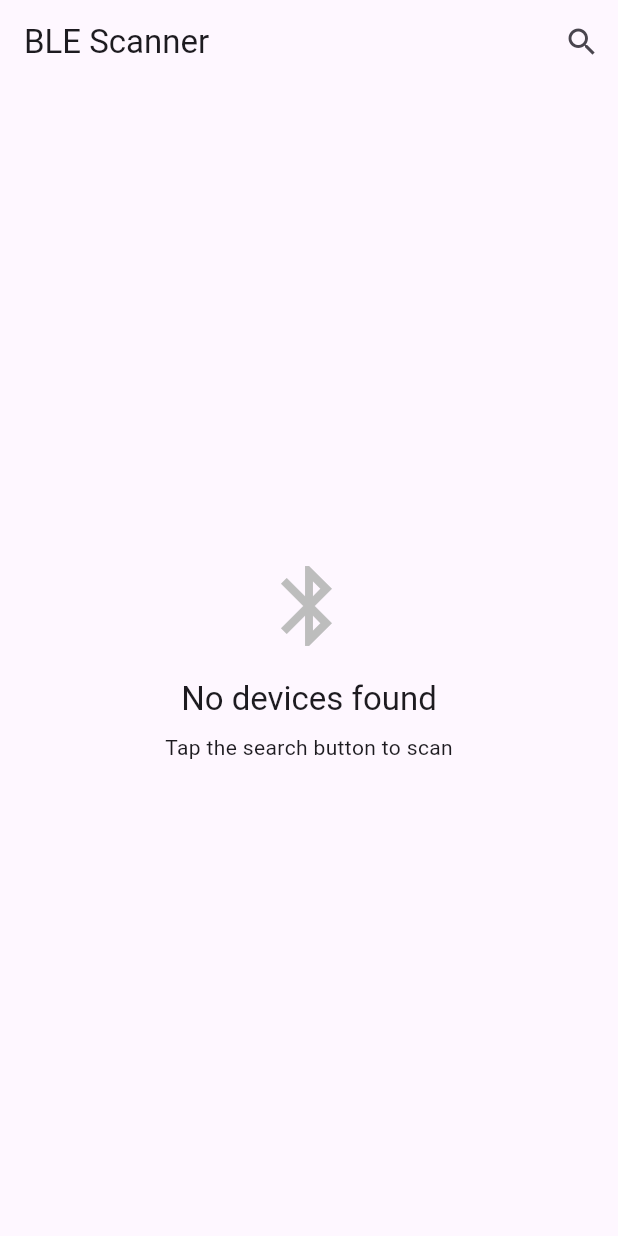
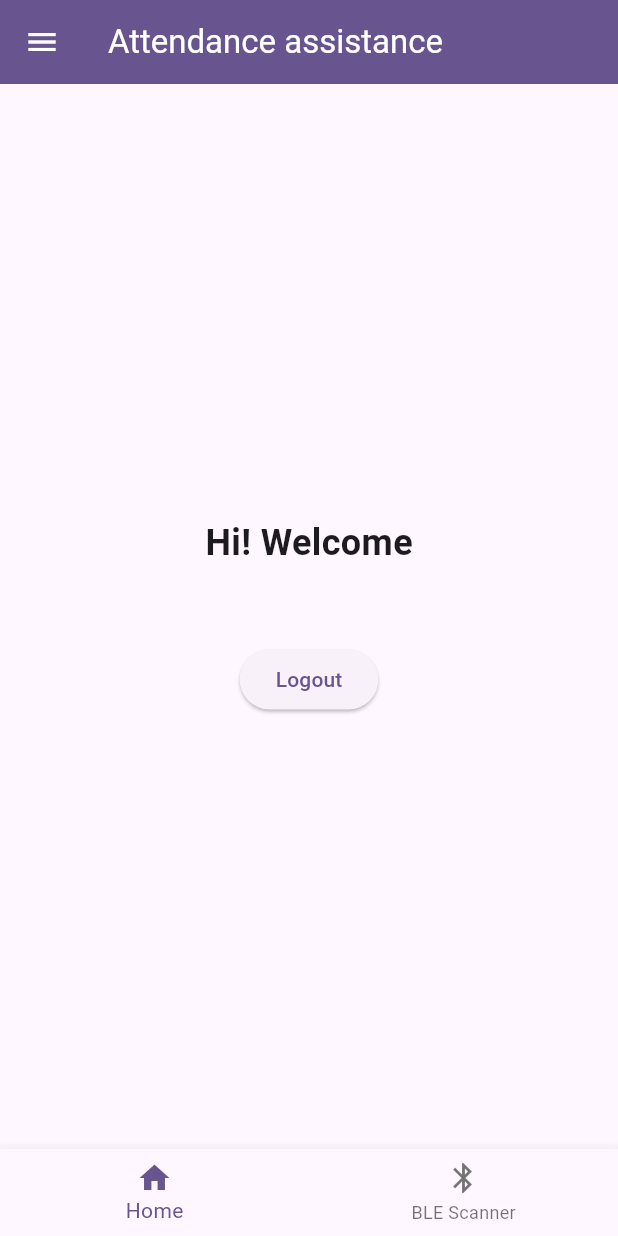
Before and after one commit to DevStrider/BLE-Smart-Attendance-App, a Flutter app: the screen it shows after launch, on a phone screen of 412 x 824 dp. Run offline on Flutter 3.47's test engine with Material 3 defaults, Android fonts, the phone set to English and light mode, and no system bars; our stand-ins replace firebase_auth, firebase_core, firebase_database, flutter_blue_plus; accounts and stored records are empty.

Commit message:
First Run

```diff
--- /dev/null
+++ b/lib/HomePage.dart
@@ -0,0 +1,92 @@
+import 'package:flutter/material.dart';
+import 'package:flutter_blue_plus/flutter_blue_plus.dart';
+
+class MyApp extends StatelessWidget {
+  const MyApp({super.key});
+
+  // This widget is the root of your application.
+  @override
+  Widget build(BuildContext context) {
+    return MaterialApp(
+      title: 'Attendance App', // Changed title
+      theme: ThemeData(
+        colorScheme: ColorScheme.fromSeed(seedColor: Colors.green), // Changed seedColor to green
+        useMaterial3: true, // Added useMaterial3
+      ),
+      home: const HomePage(), // Set HomePage as the home screen
+    );
+  }
+}
+
+class HomePage extends StatelessWidget {
+  const HomePage({super.key});
+
+  @override
+  Widget build(BuildContext context) {
+    return Scaffold(
+      appBar: AppBar(
+        backgroundColor: Theme
+            .of(context)
+            .colorScheme
+            .primary,
+        title: const Text(
+          'Attendance assistance',
+          style: TextStyle(color: Colors.white),
+        ),
+        leading: IconButton(
+          icon: const Icon(Icons.menu, color: Colors.white),
+          onPressed: () {
+            // TODO: Implement menu functionality
+            print('Menu button pressed');
+          },
+        ),
+      ),
+      body: Center(
+        child: Padding(
+          padding: const EdgeInsets.all(20.0),
+          child: Column(
+            mainAxisAlignment: MainAxisAlignment.center,
+            children: <Widget>[
+              const Text(
+                'Hi! Welcome',
+                style: TextStyle(fontSize: 24, fontWeight: FontWeight.bold),
+              ),
+              const SizedBox(height: 20),
+              // TODO: Add login fields or user name display here
+              // Example for login fields:
+              /*
+              const TextField(
+                decoration: InputDecoration(labelText: 'Username'),
+              ),
+              const TextField(
+                obscureText: true,
+                decoration: InputDecoration(labelText: 'Password'),
+              ),
+              const SizedBox(height: 10),
+              ElevatedButton(onPressed: () {
+                // TODO: Implement login logic
+                print('Login button pressed');
+              }, child: const Text('Login')),
+              */
+              const SizedBox(height: 30),
+              ElevatedButton(
+                onPressed: () {
+                  // TODO: Implement logout functionality
+                  print('Logout button pressed');
+                },
+                child: const Text('Logout'),
+              ),
+            ],
+          ),
+        ),
+      ),
+      // TODO: Consider adding a BottomNavigationBar here later
+      // bottomNavigationBar: BottomNavigationBar(
+      //   items: const [
+      //     BottomNavigationBarItem(icon: Icon(Icons.home), label: 'Home'),
+      //     // Add other navigation items
+      //   ],
+      // ),
+    );
+  }
+}
--- a/lib/main.dart
+++ b/lib/main.dart
@@ -1,8 +1,6 @@
 import 'package:flutter/material.dart';
-import 'package:flutter_blue_plus/flutter_blue_plus.dart';
-import 'dart:async';
-import 'dart:math';
-import 'BLE_Utility.dart';
+import 'BLE_Utility.dart'; // Imports BLEScannerScreen and BeaconDetailsScreen :contentReference[oaicite:0]{index=0}
+import 'HomePage.dart';   // Imports HomePage widget :contentReference[oaicite:1]{index=1}
 
 void main() {
   runApp(const MyApp());
@@ -10,85 +8,58 @@
 
 class MyApp extends StatelessWidget {
   const MyApp({super.key});
-
-
   @override
   Widget build(BuildContext context) {
     return MaterialApp(
-      title: 'BLE Scanner',
+      title: 'Attendance App',
       theme: ThemeData(
         colorScheme: ColorScheme.fromSeed(seedColor: Colors.deepPurple),
       ),
-      home: const BLEScannerScreen(), // Changed from MyHomePage to BLEScannerScreen
+      home: const MainScreen(),
     );
   }
+}
 
+class MainScreen extends StatefulWidget {
+  const MainScreen({super.key});
+
+  @override
+  State<MainScreen> createState() => _MainScreenState();
+}
+
+class _MainScreenState extends State<MainScreen> {
+  int _selectedIndex = 0;
+
+  // List of screens to display
+  static final List<Widget> _widgetOptions = <Widget>[
+    const HomePage(),
+    const BLEScannerScreen(),
+  ];
+
+  void _onItemTapped(int index) {
+    setState(() {
+      _selectedIndex = index;
+    });
+  }
 
   @override
   Widget build(BuildContext context) {
     return Scaffold(
-      appBar: AppBar(
-        backgroundColor: Theme
-            .of(context)
-            .colorScheme
-            .primary,
-        title: const Text(
-          'Attendance assistance',
-          style: TextStyle(color: Colors.white),
-        ),
-        leading: IconButton(
-          icon: const Icon(Icons.menu, color: Colors.white),
-          onPressed: () {
-            // TODO: Implement menu functionality
-            print('Menu button pressed');
-          },
-        ),
+      body: _widgetOptions.elementAt(_selectedIndex),
+      bottomNavigationBar: BottomNavigationBar(
+        currentIndex: _selectedIndex,
+        onTap: _onItemTapped,
+        items: const [
+          BottomNavigationBarItem(
+            icon: Icon(Icons.home),
+            label: 'Home',
+          ),
+          BottomNavigationBarItem(
+            icon: Icon(Icons.bluetooth),
+            label: 'BLE Scanner',
+          ),
+        ],
       ),
-      body: Center(
-        child: Padding(
-          padding: const EdgeInsets.all(20.0),
-          child: Column(
-            mainAxisAlignment: MainAxisAlignment.center,
-            children: <Widget>[
-              const Text(
-                'Hi! Welcome',
-                style: TextStyle(fontSize: 24, fontWeight: FontWeight.bold),
-              ),
-              const SizedBox(height: 20),
-              // TODO: Add login fields or user name display here
-              // Example for login fields:
-              /*
-              const TextField(
-                decoration: InputDecoration(labelText: 'Username'),
-              ),
-              const TextField(
-                obscureText: true,
-                decoration: InputDecoration(labelText: 'Password'),
-              ),
-              const SizedBox(height: 10),
-              ElevatedButton(onPressed: () {
-                // TODO: Implement login logic
-                print('Login button pressed');
-              }, child: const Text('Login')),
-              */
-              const SizedBox(height: 30),
-              ElevatedButton(
-                onPressed: () {
-                  // TODO: Implement logout functionality
-                  print('Logout button pressed');
-                },
-                child: const Text('Logout'),
-              ),
-            ],
-          ),
-        ),
-      ),
-      // TODO: Consider adding a BottomNavigationBar here later
-      // bottomNavigationBar: BottomNavigationBar(
-      //   items: const [
-      //     BottomNavigationBarItem(icon: Icon(Icons.home), label: 'Home'),
-      //     // Add other navigation items
-      //   ],
-      // ),
     );
+  }
 }
```
Also changed, not shown: 2 other files.
